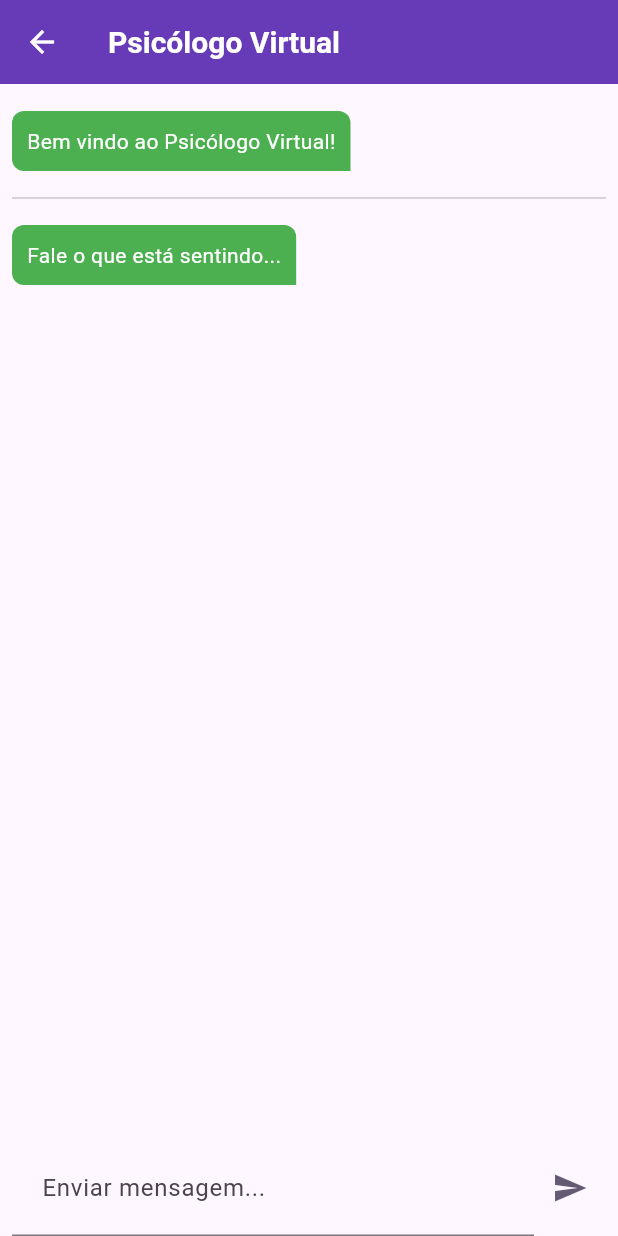
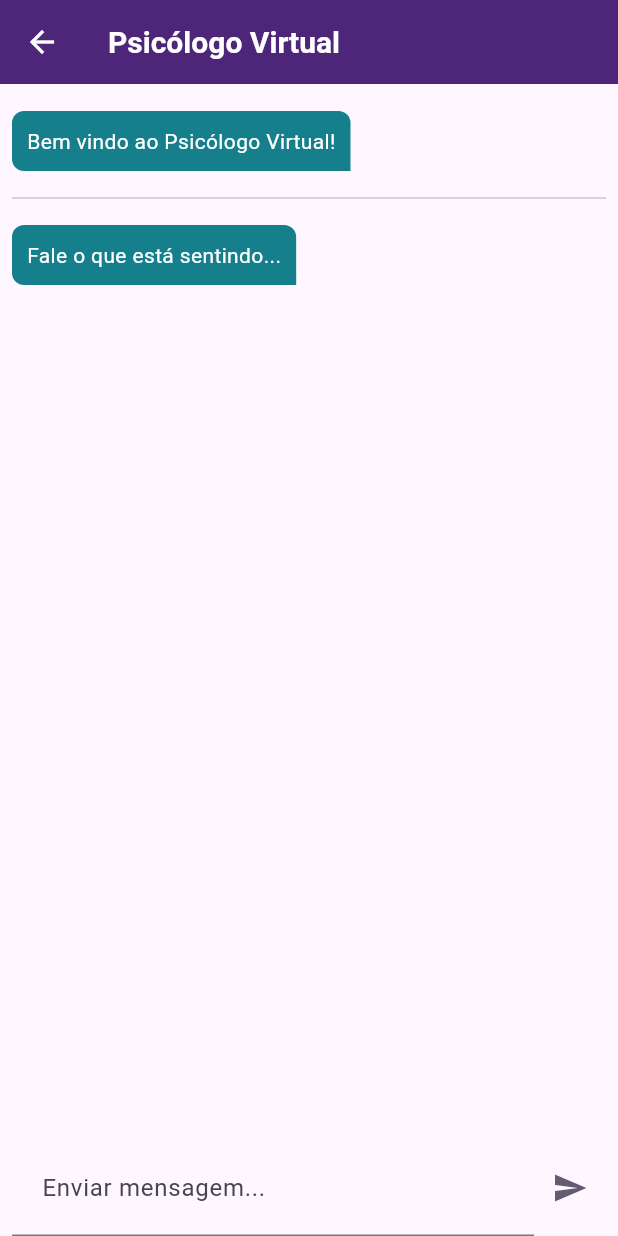
Before and after one commit to clairtonluz/Aplicativo-com-Chat-GPT., a Flutter app: the screen it shows after launch, after a tap on "Psicólogo Virtual", on a phone screen of 412 x 824 dp. Run offline on Flutter 3.47's test engine with Material 3 defaults, Android fonts, the phone set to English and light mode, and no system bars; missing offline and left inert: dart_openai; generated files the repository leaves out were written again.

Commit message:
ajustes das cores do app

```diff
--- a/lib/src/app.dart
+++ b/lib/src/app.dart
@@ -1,6 +1,7 @@
 import 'package:flutter/material.dart';
 import 'package:flutter_gen/gen_l10n/app_localizations.dart';
 import 'package:flutter_localizations/flutter_localizations.dart';
+import 'package:mavie/src/colors.dart';
 import 'package:mavie/src/personal_virtual/personal_virtual_view.dart';
 import 'package:mavie/src/psicologo_virtual/psicologo_virtual_view.dart';
 
@@ -59,16 +60,16 @@
           // preferred ThemeMode (light, dark, or system default) from the
           // SettingsController to display the correct theme.
           theme: ThemeData(
-            primarySwatch: Colors.deepPurple,
+            primarySwatch: primarySwatch,
             appBarTheme: const AppBarTheme(
-              backgroundColor: Colors.deepPurple,
+              backgroundColor: primaryColor,
               titleTextStyle: TextStyle(
-                color: Colors.white,
+                color: onPrimaryColor,
                 fontSize: 20,
                 fontWeight: FontWeight.bold,
               ),
               iconTheme: IconThemeData(
-                color: Colors.white,
+                color: onPrimaryColor,
               ),
             ),
           ),
--- a/lib/src/chatgpt/chat_message.dart
+++ b/lib/src/chatgpt/chat_message.dart
@@ -1,5 +1,6 @@
 import 'package:flutter/material.dart';
 import 'package:mavie/src/chatgpt/chatgpt_service.dart';
+import 'package:mavie/src/colors.dart';
 
 class ChatMessage extends StatelessWidget {
   final String text;
@@ -23,7 +24,7 @@
                 Container(
                   padding: const EdgeInsets.all(10.0),
                   decoration: BoxDecoration(
-                    color: isBot ? Colors.green : Colors.blue,
+                    color: isBot ? secondaryColor : primaryColor,
                     borderRadius: const BorderRadius.only(
                       topLeft: Radius.circular(8.0),
                       topRight: Radius.circular(8.0),
--- /dev/null
+++ b/lib/src/colors.dart
@@ -0,0 +1,29 @@
+import 'package:flutter/material.dart';
+
+const Color primaryColor = Color(0xFF4D2579);
+const Color onPrimaryColor = Colors.white;
+const Color secondaryColor = Color(0xFF15808B);
+const Color onSecondaryColor = Colors.white;
+
+MaterialColor primarySwatch = createMaterialColor(primaryColor);
+
+MaterialColor createMaterialColor(Color color) {
+  List strengths = <double>[.05];
+  Map<int, Color> swatch = {};
+  final int r = color.red, g = color.green, b = color.blue;
+
+  for (int i = 1; i < 10; i++) {
+    strengths.add(0.1 * i);
+  }
+
+  strengths.forEach((strength) {
+    final double ds = 0.5 - strength;
+    swatch[(strength * 1000).round()] = Color.fromRGBO(
+      r + ((ds < 0 ? r : (255 - r)) * ds).round(),
+      g + ((ds < 0 ? g : (255 - g)) * ds).round(),
+      b + ((ds < 0 ? b : (255 - b)) * ds).round(),
+      1,
+    );
+  });
+  return MaterialColor(color.value, swatch);
+}
```
